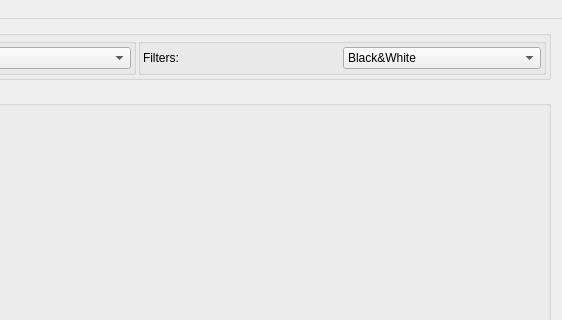
The window that src/ui/forms/base_window.ui (giordi91/parallel_image) describes before a commit, drawn with Qt 5; both pictures show x 289 to 851 and y 0 to 320 of the 851 by 619 pixel window.
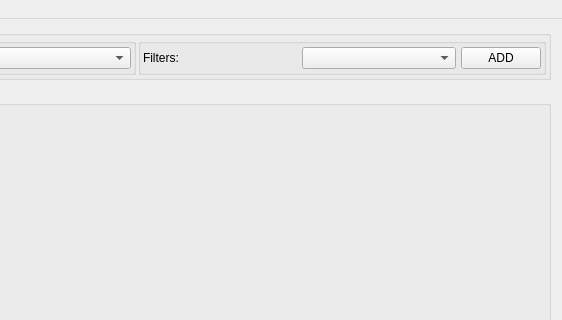
The same window after the commit. Custom widgets are drawn as their Qt base class.

Commit message: added dynamic fiter combo box and added static function that returns avaialbe filters name from filter manager

Diff of the .ui file:
```diff
--- a/src/ui/forms/base_window.ui
+++ b/src/ui/forms/base_window.ui
@@ -151,7 +151,7 @@
          </property>
          <layout class="QHBoxLayout" name="horizontalLayout_3">
           <property name="spacing">
-           <number>2</number>
+           <number>5</number>
           </property>
           <property name="leftMargin">
            <number>2</number>
@@ -173,27 +173,29 @@
            </widget>
           </item>
           <item>
-           <widget class="QComboBox" name="comboBox_2">
-            <item>
-             <property name="text">
-              <string>Black&amp;White</string>
-             </property>
+           <widget class="QComboBox" name="filterCB">
+            <property name="styleSheet">
+             <string notr="true"/>
+            </property>
+           </widget>
             </item>
             <item>
-             <property name="text">
-              <string>Edge detection</string>
-             </property>
-            </item>
-            <item>
-             <property name="text">
-              <string>Gaussian blur</string>
-             </property>
-            </item>
-            <item>
+           <widget class="QPushButton" name="filterPB">
+            <property name="sizePolicy">
+             <sizepolicy hsizetype="Fixed" vsizetype="Fixed">
+              <horstretch>0</horstretch>
+              <verstretch>0</verstretch>
+             </sizepolicy>
+            </property>
+            <property name="minimumSize">
+             <size>
+              <width>0</width>
+              <height>0</height>
+             </size>
+            </property>
              <property name="text">
-              <string>Sharpen</string>
-             </property>
-            </item>
+             <string>ADD</string>
+            </property>
            </widget>
           </item>
          </layout>
```
Left out of the diff: 10 changed lines with no effect on the pictures. Lines whose indentation alone changed are shown as unchanged. The commit also changes 7 other files.
